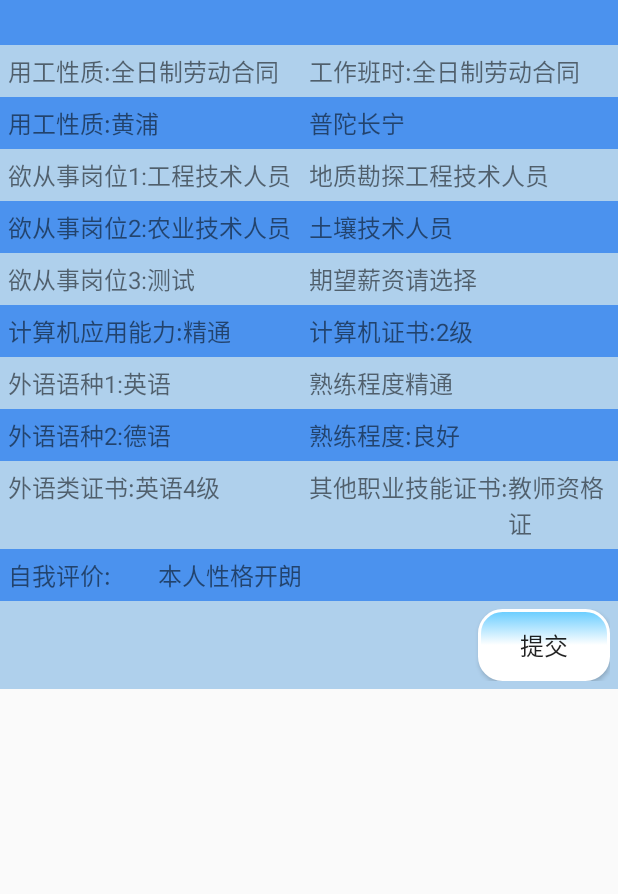
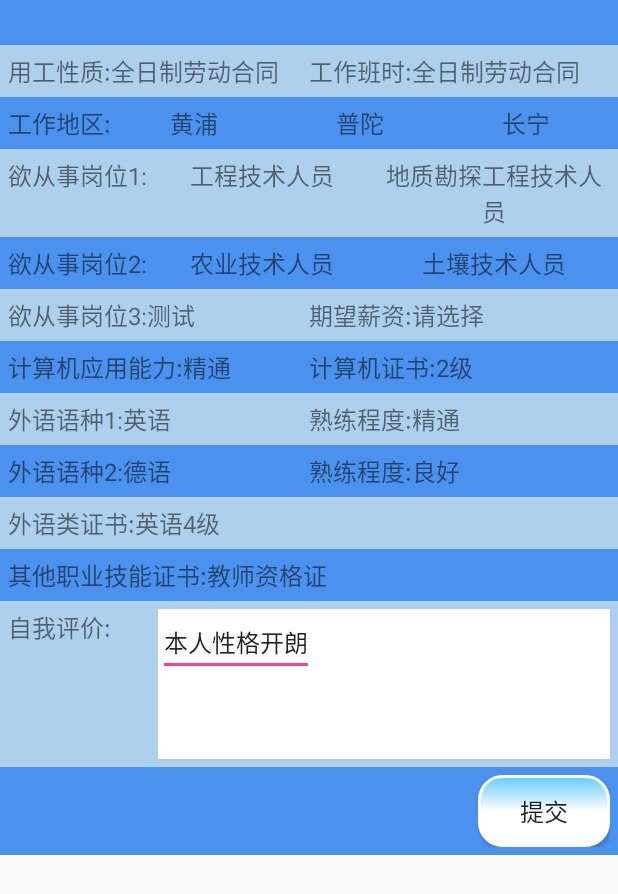
Before and after one commit to 2381447237/ZBETuch_new_phone, an Android app: the PersonReActivity screen opened directly, with no data from a screen before it, on a phone screen of 412 x 824 dp. Shown: the top 894 px of the screen. Run offline under Robolectric (Android 15) with nearby library versions, the phone set to English and light mode, and no system bars; our stand-ins replace CircleImageView.

```diff
--- a/app/src/main/AndroidManifest.xml
+++ b/app/src/main/AndroidManifest.xml
@@ -91,6 +91,8 @@
             ></activity>
         <activity android:name=".activity.MeetNoticeActivity"
             ></activity>
+        <activity android:name=".activity.MeetDetailActivity"
+            ></activity>
     </application>
 
 </manifest>
--- a/app/src/main/res/layout/activity_person_resume.xml
+++ b/app/src/main/res/layout/activity_person_resume.xml
@@ -64,7 +64,11 @@
         android:layout_width="match_parent"
         android:layout_height="wrap_content"
         android:orientation="horizontal">
-
+        <TextView
+            android:textSize="16sp"
+            android:layout_width="wrap_content"
+            android:layout_height="wrap_content"
+            android:text="工作地区:"/>
         <LinearLayout
             android:layout_width="0dp"
             android:layout_weight="1"
@@ -72,41 +76,34 @@
             android:orientation="horizontal">
 
             <TextView
-                android:textSize="16sp"
-                android:layout_width="wrap_content"
-                android:layout_height="wrap_content"
-                android:text="用工性质:"/>
-
-            <TextView
+                android:gravity="center"
                 android:text="黄浦"
                 android:textSize="16sp"
-                android:layout_width="wrap_content"
+                android:layout_width="0dp"
+                android:layout_weight="1"
                 android:layout_height="wrap_content"
                 />
 
-        </LinearLayout>
-
-        <LinearLayout
-            android:layout_width="0dp"
-            android:layout_weight="1"
-            android:layout_height="wrap_content"
-            android:orientation="horizontal">
-
             <TextView
+                android:gravity="center"
                 android:textSize="16sp"
-                android:layout_width="wrap_content"
+                android:layout_width="0dp"
+                android:layout_weight="1"
                 android:layout_height="wrap_content"
                 android:text="普陀"/>
 
             <TextView
+                android:gravity="center"
                 android:text="长宁"
                 android:textSize="16sp"
-                android:layout_width="wrap_content"
+                android:layout_width="0dp"
+                android:layout_weight="1"
                 android:layout_height="wrap_content"
                 />
 
         </LinearLayout>
     </LinearLayout>
+
     <!--欲从事岗位1-->
     <LinearLayout
         android:background="#afd0ec"
@@ -114,40 +111,35 @@
         android:layout_width="match_parent"
         android:layout_height="wrap_content"
         android:orientation="horizontal">
-
+        <TextView
+            android:textSize="16sp"
+            android:layout_width="wrap_content"
+            android:layout_height="wrap_content"
+            android:text="欲从事岗位1:"/>
         <LinearLayout
             android:layout_width="0dp"
             android:layout_weight="1"
             android:layout_height="wrap_content"
             android:orientation="horizontal">
 
-            <TextView
-                android:textSize="16sp"
-                android:layout_width="wrap_content"
-                android:layout_height="wrap_content"
-                android:text="欲从事岗位1:"/>
+
 
             <TextView
-                android:text="工程技术人员"
+                android:gravity="center"
                 android:textSize="16sp"
-                android:layout_width="wrap_content"
+                android:layout_width="0dp"
+                android:layout_weight="1"
+                android:layout_height="wrap_content"
+                android:text="工程技术人员"/>
+
+            <TextView
+                android:gravity="center"
+                android:text="地质勘探工程技术人员"
+                android:textSize="16sp"
+                android:layout_width="0dp"
+                android:layout_weight="1"
                 android:layout_height="wrap_content"
                 />
-
-        </LinearLayout>
-
-        <LinearLayout
-            android:layout_width="0dp"
-            android:layout_weight="1"
-            android:layout_height="wrap_content"
-            android:orientation="horizontal">
-
-            <TextView
-                android:textSize="16sp"
-                android:layout_width="wrap_content"
-                android:layout_height="wrap_content"
-                android:text="地质勘探工程技术人员"/>
-
 
         </LinearLayout>
     </LinearLayout>
@@ -159,43 +151,39 @@
         android:layout_width="match_parent"
         android:layout_height="wrap_content"
         android:orientation="horizontal">
-
+        <TextView
+            android:textSize="16sp"
+            android:layout_width="wrap_content"
+            android:layout_height="wrap_content"
+            android:text="欲从事岗位2:"/>
         <LinearLayout
             android:layout_width="0dp"
             android:layout_weight="1"
             android:layout_height="wrap_content"
             android:orientation="horizontal">
 
-            <TextView
-                android:textSize="16sp"
-                android:layout_width="wrap_content"
-                android:layout_height="wrap_content"
-                android:text="欲从事岗位2:"/>
+
 
             <TextView
-                android:text="农业技术人员"
+                android:gravity="center"
                 android:textSize="16sp"
-                android:layout_width="wrap_content"
+                android:layout_width="0dp"
+                android:layout_weight="1"
+                android:layout_height="wrap_content"
+                android:text="农业技术人员"/>
+
+            <TextView
+                android:gravity="center"
+                android:text="土壤技术人员"
+                android:textSize="16sp"
+                android:layout_width="0dp"
+                android:layout_weight="1"
                 android:layout_height="wrap_content"
                 />
 
         </LinearLayout>
+    </LinearLayout>
 
-        <LinearLayout
-            android:layout_width="0dp"
-            android:layout_weight="1"
-            android:layout_height="wrap_content"
-            android:orientation="horizontal">
-
-            <TextView
-                android:textSize="16sp"
-                android:layout_width="wrap_content"
-                android:layout_height="wrap_content"
-                android:text="土壤技术人员"/>
-
-
-        </LinearLayout>
-    </LinearLayout>
 
     <!--欲从事岗位3、期望薪资-->
     <LinearLayout
@@ -236,7 +224,7 @@
                 android:textSize="16sp"
                 android:layout_width="wrap_content"
                 android:layout_height="wrap_content"
-                android:text="期望薪资"/>
+                android:text="期望薪资:"/>
 
             <TextView
                 android:text="请选择"
@@ -337,7 +325,7 @@
                 android:textSize="16sp"
                 android:layout_width="wrap_content"
                 android:layout_height="wrap_content"
-                android:text="熟练程度"/>
+                android:text="熟练程度:"/>
 
             <TextView
                 android:text="精通"
@@ -399,7 +387,7 @@
         </LinearLayout>
     </LinearLayout>
 
-    <!--外语类证书、其他职业技能证书-->
+    <!--外语类证书-->
     <LinearLayout
         android:background="#afd0ec"
         android:padding="5dp"
@@ -428,6 +416,17 @@
 
         </LinearLayout>
 
+
+    </LinearLayout>
+
+    <!--其他职业技能证书-->
+    <LinearLayout
+        android:background="#4B92EE"
+        android:padding="5dp"
+        android:layout_width="match_parent"
+        android:layout_height="wrap_content"
+        android:orientation="horizontal">
+
         <LinearLayout
             android:layout_width="0dp"
             android:layout_weight="1"
@@ -449,9 +448,10 @@
 
         </LinearLayout>
     </LinearLayout>
+
     <!--自我评价-->
     <LinearLayout
-        android:background="#4B92EE"
+        android:background="#afd0ec"
         android:padding="5dp"
         android:layout_width="match_parent"
         android:layout_height="wrap_content"
@@ -462,6 +462,8 @@
             android:layout_weight="1"
             android:layout_height="wrap_content"
             android:orientation="horizontal">
+
+
 
             <TextView
                 android:textSize="16sp"
@@ -474,12 +476,13 @@
         </LinearLayout>
 
         <LinearLayout
+            android:background="#ffffff"
             android:layout_width="0dp"
             android:layout_weight="3"
-            android:layout_height="wrap_content"
+            android:layout_height="100dp"
             android:orientation="horizontal">
 
-            <TextView
+            <EditText
                 android:textSize="16sp"
                 android:layout_width="wrap_content"
                 android:layout_height="wrap_content"
@@ -489,7 +492,7 @@
     </LinearLayout>
     <!--提交-->
     <RelativeLayout
-        android:background="#afd0ec"
+        android:background="#4B92EE"
         android:padding="5dp"
         android:layout_width="match_parent"
         android:layout_height="wrap_content"
```
Also changed, not shown: app/src/main/java/com/youli/zbetuch/jingan/activity/MeetDetailActivity.java (added, +18 -0 lines), app/src/main/java/com/youli/zbetuch/jingan/activity/MeetNoticeActivity.java (+56 -1 lines), app/src/main/java/com/youli/zbetuch/jingan/activity/WorkNoticeDetailActivity.java (+0 -11 lines), app/src/main/java/com/youli/zbetuch/jingan/entity/MeetNoticeInfo.java (added, +42 -0 lines), app/src/main/java/com/youli/zbetuch/jingan/fragment/CurrentMeetFragment.java (added, +105 -0 lines), app/src/main/java/com/youli/zbetuch/jingan/fragment/HistoryMeetFragment.java (added, +107 -0 lines), app/src/main/res/drawable/meet_notice_rb_selector.xml (added, +7 -0 lines), app/src/main/res/layout/activity_meet_detail.xml (added, +11 -0 lines), app/src/main/res/layout/activity_meet_notice.xml (+108 -2 lines), app/src/main/res/layout/fragment_current_meet.xml (added, +11 -0 lines), app/src/main/res/layout/fragment_history_meet.xml (added, +11 -0 lines), app/src/main/res/layout/item_fmt_history_meet.xml (added, +45 -0 lines), 38 other files.
